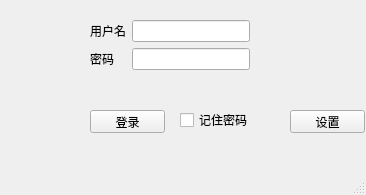
Above: ui/login.ui from naivete13sky/epvs before the change. Below: the same form after it.
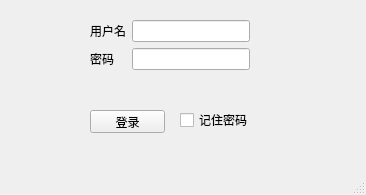
That is the form after the change.

```diff
--- a/ui/login.ui
+++ b/ui/login.ui
@@ -86,14 +86,17 @@
    <widget class="QPushButton" name="pushButtonSettings">
     <property name="geometry">
      <rect>
-      <x>290</x>
-      <y>110</y>
-      <width>75</width>
+      <x>334</x>
+      <y>0</y>
+      <width>31</width>
       <height>23</height>
      </rect>
     </property>
     <property name="text">
-     <string>设置</string>
+     <string/>
+    </property>
+    <property name="flat">
+     <bool>true</bool>
     </property>
    </widget>
   </widget>
```
